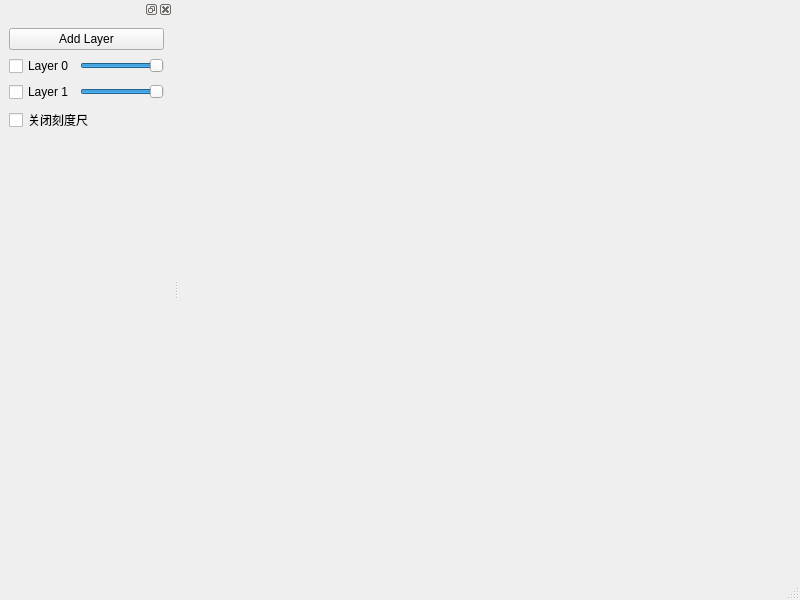
Above: playground/MainWindow.ui from peng1ei/qdraw before the change. Below: the same form after it.
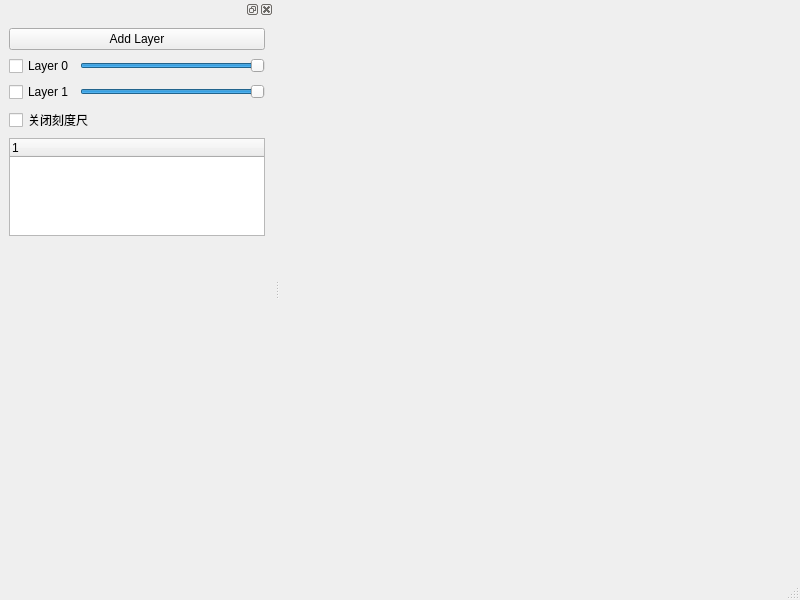
That is the form after the change.

Patch:
```diff
--- a/playground/MainWindow.ui
+++ b/playground/MainWindow.ui
@@ -96,6 +96,9 @@
        </property>
       </widget>
      </item>
+     <item>
+      <widget class="QTreeWidget" name="treeWidget"/>
+     </item>
      <item>
       <spacer name="verticalSpacer">
        <property name="orientation">
```
Left out of the diff: 2 changed lines with no effect on the pictures.
